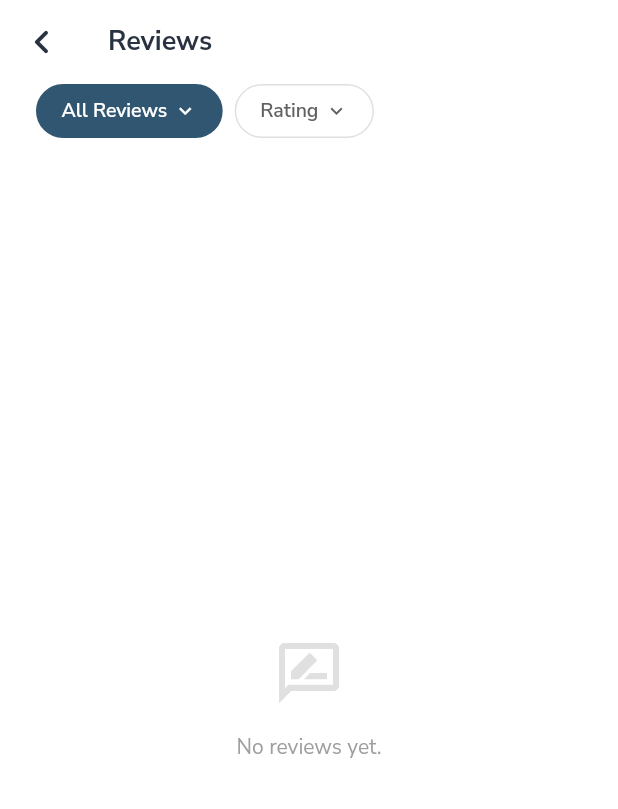
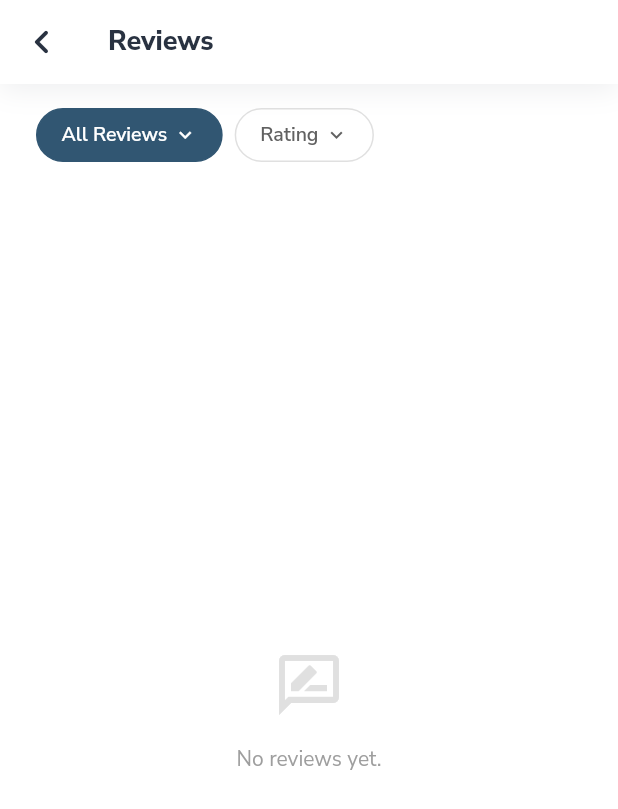
Before and after one commit to pbp-kelompok-b10/any-venue-mobile, a Flutter app: the ReviewPage screen opened directly with empty values, on a phone screen of 412 x 824 dp. Shown: the top 809 px of the screen. Run offline on Flutter 3.47's test engine with Material 3 defaults, Android fonts, the phone set to English and light mode, and no system bars; our stand-ins replace google_fonts; missing offline and left inert: pbp_django_auth.

Commit message:
change review appbar

```diff
--- a/lib/review/screens/review_page.dart
+++ b/lib/review/screens/review_page.dart
@@ -5,6 +5,7 @@ import 'package:provider/provider.dart';
 import 'package:any_venue/main.dart';
 import 'package:any_venue/review/models/review.dart';
 import 'package:any_venue/review/widgets/review_list.dart';
+import 'package:any_venue/widgets/components/app_bar.dart';
 
 class ReviewPage extends StatefulWidget {
   final int venueId;
@@ -73,11 +74,9 @@ class _ReviewPageState extends State<ReviewPage> {
   Widget build(BuildContext context) {
     bool isRatingDisabled = _selectedFilter == ReviewFilter.my;
 
-    // --- LOGIKA FILTERING DI FLUTTER (CLIENT-SIDE) ---
-    // Saring data dari _reviews berdasarkan bintang yang dipilih
+    // Filter data dari _reviews berdasarkan bintang yang dipilih
     final filteredReviews = _reviews.where((review) {
       if (_selectedFilter == ReviewFilter.all && _selectedRating != null) {
-        // Pastikan field 'rating' sesuai dengan model Review Anda
         return review.rating == _selectedRating;
       }
       return true; // Tampilkan semua jika tidak ada filter bintang
@@ -85,35 +84,14 @@ class _ReviewPageState extends State<ReviewPage> {
 
     return Scaffold(
       backgroundColor: Colors.white,
-      appBar: AppBar(
-        // --- APPBAR ---
-        title: const Text(
-          "Reviews",
-          style: TextStyle(
-            color: MyApp.gumetalSlate,
-            fontWeight: FontWeight.bold,
-            fontSize: 18,
-          ),
-        ),
-        elevation: 0,
-        backgroundColor: Colors.white,
-        centerTitle: false,
-        leading: IconButton(
-          icon: const Icon(
-            Icons.keyboard_arrow_left_rounded,
-            size: 32,
-            color: MyApp.gumetalSlate,
-          ),
-          onPressed: () => Navigator.pop(context),
-        ),
-      ),
+      appBar: const CustomAppBar(title: "Reviews"),
       body: Column(
         crossAxisAlignment: CrossAxisAlignment.start,
         children: [
           // --- FILTER SECTION ---
           Container(
             color: Colors.white,
-            padding: const EdgeInsets.fromLTRB(24, 0, 24, 16),
+            padding: const EdgeInsets.fromLTRB(24, 16, 24, 16),
             child: SingleChildScrollView(
               scrollDirection: Axis.horizontal,
               child: Row(
--- a/lib/review/widgets/review_list.dart
+++ b/lib/review/widgets/review_list.dart
@@ -58,7 +58,7 @@ class ReviewList extends StatelessWidget {
           ? const AlwaysScrollableScrollPhysics()
           : const NeverScrollableScrollPhysics(),
       shrinkWrap: !scrollable,
-      padding: const EdgeInsets.symmetric(horizontal: 24, vertical: 24),
+      padding: const EdgeInsets.fromLTRB(24, 12, 24, 12),
       itemCount: reviews.length,
       separatorBuilder: (context, index) => const SizedBox(height: 16),
       itemBuilder: (context, index) {
--- a/lib/venue/screens/venue_detail.dart
+++ b/lib/venue/screens/venue_detail.dart
@@ -8,6 +8,7 @@ import 'package:any_venue/widgets/components/button.dart';
 
 import 'package:any_venue/venue/models/venue.dart';
 import 'package:any_venue/venue/screens/venue_form.dart';
+import 'package:any_venue/review/screens/review_page.dart';
 
 class VenueDetail extends StatefulWidget {
   final Venue venue;
@@ -267,6 +268,12 @@ class _VenueDetailState extends State<VenueDetail> {
                                       fontWeight: FontWeight.bold,
                                     ),
                                   ),
+                                  onTap: () {
+                                    Navigator.push(
+                                      context,
+                                      MaterialPageRoute(builder: (context) => ReviewPage(venueId: _venue.id)),
+                                    );
+                                  },
                                 ),
                               ),
                             ],
```
Also changed, not shown: pubspec.lock.
